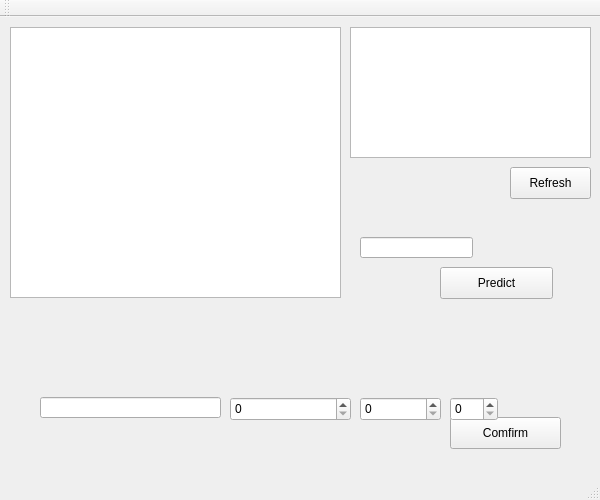
Qt form mainwindow.ui (Kiyotaka86/finalproject) before a commit.
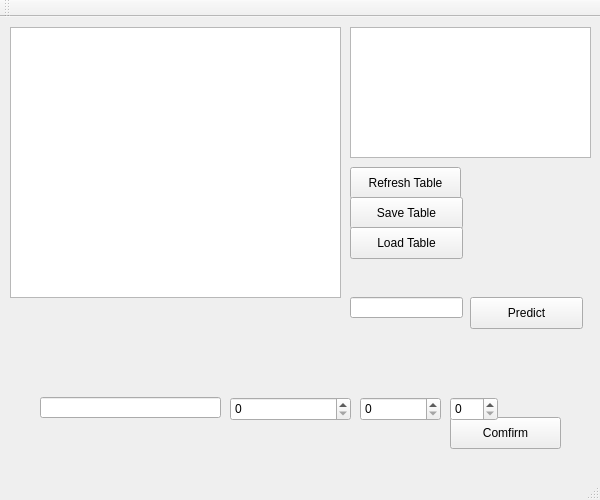
The same form after that commit.

```diff
--- a/mainwindow.ui
+++ b/mainwindow.ui
@@ -85,14 +85,14 @@
    <widget class="QPushButton" name="refresh">
     <property name="geometry">
      <rect>
-      <x>510</x>
+      <x>350</x>
       <y>150</y>
-      <width>81</width>
+      <width>111</width>
       <height>32</height>
      </rect>
     </property>
     <property name="text">
-     <string>Refresh</string>
+     <string>Refresh Table</string>
     </property>
    </widget>
    <widget class="QTableWidget" name="table1">
@@ -121,8 +121,8 @@
    <widget class="QLineEdit" name="regname">
     <property name="geometry">
      <rect>
-      <x>360</x>
-      <y>220</y>
+      <x>350</x>
+      <y>280</y>
       <width>113</width>
       <height>21</height>
      </rect>
@@ -131,8 +131,8 @@
    <widget class="QPushButton" name="regexe">
     <property name="geometry">
      <rect>
-      <x>440</x>
-      <y>250</y>
+      <x>470</x>
+      <y>280</y>
       <width>113</width>
       <height>32</height>
      </rect>
@@ -141,6 +141,32 @@
      <string>Predict</string>
     </property>
    </widget>
+   <widget class="QPushButton" name="save">
+    <property name="geometry">
+     <rect>
+      <x>350</x>
+      <y>180</y>
+      <width>113</width>
+      <height>32</height>
+     </rect>
+    </property>
+    <property name="text">
+     <string>Save Table</string>
+    </property>
+   </widget>
+   <widget class="QPushButton" name="load">
+    <property name="geometry">
+     <rect>
+      <x>350</x>
+      <y>210</y>
+      <width>113</width>
+      <height>32</height>
+     </rect>
+    </property>
+    <property name="text">
+     <string>Load Table</string>
+    </property>
+   </widget>
   </widget>
   <widget class="QMenuBar" name="menuBar">
    <property name="geometry">
```
